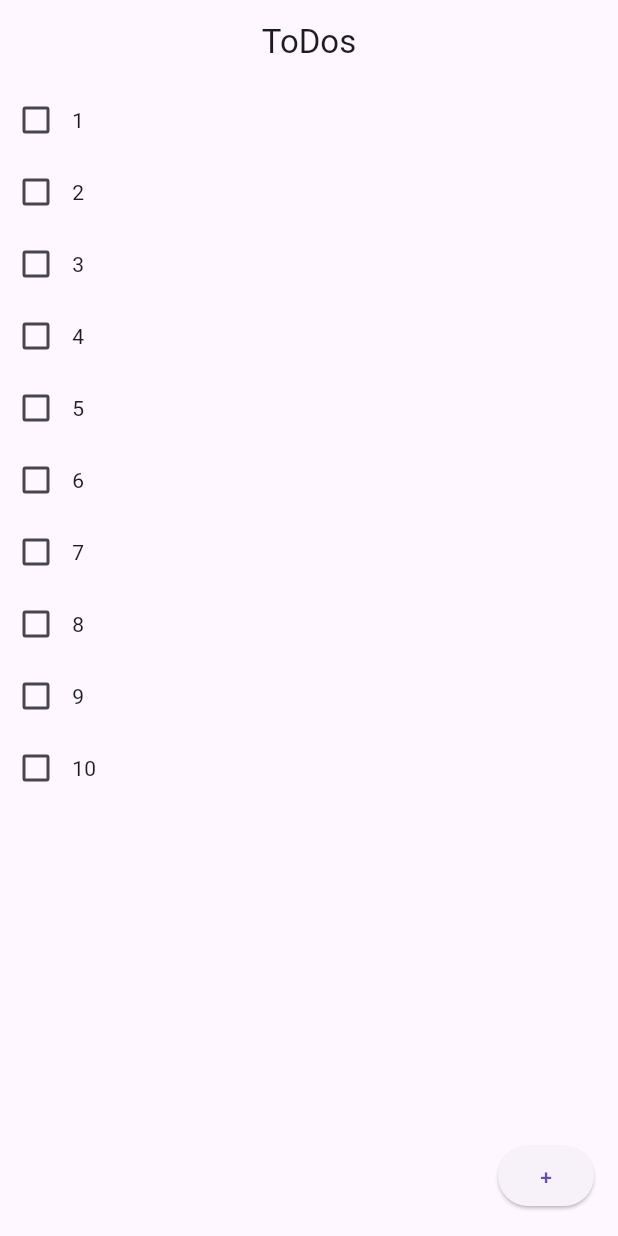
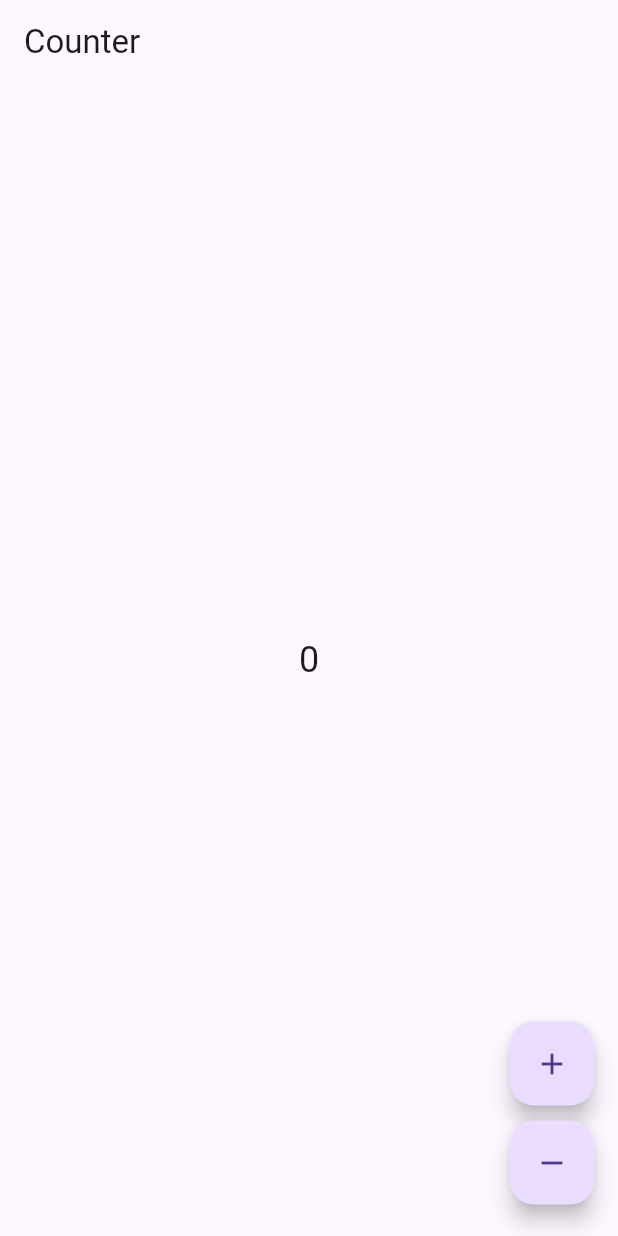
Before and after one commit to iSVDi/learning_flutter, a Flutter app: the screen it shows after launch, on a phone screen of 412 x 824 dp. Run offline on Flutter 3.47's test engine with Material 3 defaults, Android fonts, the phone set to English and light mode, and no system bars; our stand-ins replace flutter_bloc.

Commit message:
created counter with block

```diff
--- /dev/null
+++ b/lib/block/counter_bloc.dart
@@ -0,0 +1,35 @@
+import "package:flutter_bloc/flutter_bloc.dart";
+
+// * Events
+sealed class CounterEvent {}
+
+final class CounterIncrementPressed extends CounterEvent {}
+
+final class CounterDecrementPressed extends CounterEvent {}
+
+// * States
+sealed class CounterState {
+  final int counter;
+  const CounterState({required this.counter});
+}
+
+class InitialState extends CounterState {
+  const InitialState() : super(counter: 0);
+}
+
+class IncrementState extends CounterState {
+  const IncrementState(int increment) : super(counter: increment);
+}
+
+class DecrementState extends CounterState {
+  const DecrementState(int increment) : super(counter: increment);
+}
+
+class CounterBloc extends Bloc<CounterEvent, CounterState> {
+  CounterBloc() : super(const InitialState()) {
+    on<CounterIncrementPressed>(
+        (event, emit) => emit(IncrementState(state.counter + 1)));
+    on<CounterDecrementPressed>(
+        (event, emit) => emit(DecrementState(state.counter - 1)));
+  }
+}
--- /dev/null
+++ b/lib/block/counter_page.dart
@@ -0,0 +1,47 @@
+import "package:flutter/material.dart";
+import "package:flutter_bloc/flutter_bloc.dart";
+import "counter_bloc.dart";
+
+class CounterPage extends StatelessWidget {
+  @override
+  Widget build(BuildContext context) {
+    return Scaffold(
+        appBar: AppBar(title: const Text('Counter')),
+        body: _getBody(),
+        floatingActionButton: _getFloatingButtons(context));
+  }
+
+  Widget _getBody() {
+    return BlocBuilder<CounterBloc, CounterState>(
+      builder: (context, state) {
+        return Center(
+          child: Text(
+            "${state.counter}",
+            style: const TextStyle(fontSize: 24.0),
+          ),
+        );
+      },
+    );
+  }
+
+  Widget _getFloatingButtons(BuildContext context) {
+    return Column(
+        crossAxisAlignment: CrossAxisAlignment.end,
+        mainAxisAlignment: MainAxisAlignment.end,
+        children: [
+          _getFloatingButton(
+              context, const Icon(Icons.add), CounterIncrementPressed()),
+          _getFloatingButton(
+              context, const Icon(Icons.remove), CounterDecrementPressed())
+        ]);
+  }
+
+  Padding _getFloatingButton(
+      BuildContext context, Icon icon, CounterEvent event) {
+    return Padding(
+      padding: const EdgeInsets.symmetric(vertical: 5.0),
+      child: FloatingActionButton(
+          child: icon, onPressed: () => context.read<CounterBloc>().add(event)),
+    );
+  }
+}
--- a/lib/main.dart
+++ b/lib/main.dart
@@ -1,154 +1,19 @@
-import 'package:flutter/material.dart';
-// import 'package:flutter_bloc/flutter_bloc.dart';
+import "package:flutter/material.dart";
+import "package:flutter_application_1/block/counter_bloc.dart";
+import "package:flutter_application_1/block/counter_page.dart";
+import "package:flutter_bloc/flutter_bloc.dart";
 
-class Todo {
-  String title;
-  bool isDone = false;
-  Todo(this.title);
-}
 
-void main() {
-  runApp(MaterialApp(
-      home: ToDoList([
-    Todo("1"),
-    Todo("2"),
-    Todo("3"),
-    Todo("4"),
-    Todo("5"),
-    Todo("6"),
-    Todo("7"),
-    Todo("8"),
-    Todo("9"),
-    Todo("10")
-  ])));
-}
+void main() => runApp(CounterApp());
 
-class ToDoList extends StatefulWidget {
-  List<Todo> todos = [];
-
-  ToDoList(this.todos, {super.key});
-
-  @override
-  State<ToDoList> createState() => _TodoListState();
-}
-
-class _TodoListState extends State<ToDoList> {
-  bool isPresentAlertDialog = false;
-
+class CounterApp extends StatelessWidget {
   @override
   Widget build(BuildContext context) {
-    return Scaffold(
-        appBar: _getAppBar(),
-        body: _getBody(),
-        floatingActionButton: _getAddNewTodoButton());
-  }
-
-  void sortTodos() {
-    setState(() {
-      widget.todos.sort((a, b) {
-        if (a.isDone && !b.isDone) {
-          return 1; // b come before a
-        }
-        return -1; // a come before b
-      });
-    });
-  }
-
-  void insertNewTodo(Todo todo) {
-    var indexFirstDoneTodo =
-        widget.todos.indexWhere((element) => element.isDone);
-
-    // there isn't done todo
-    if (indexFirstDoneTodo == -1) {
-      widget.todos.add(todo);
-    } else {
-      widget.todos.insert(indexFirstDoneTodo, todo);
-    }
-  }
-
-  AppBar _getAppBar() {
-    return AppBar(
-      title: const Center(
-        child: Text("ToDos"),
+    return MaterialApp(
+      home: BlocProvider(
+        create: (_) => CounterBloc(),
+        child: CounterPage(),
       ),
     );
   }
-
-  Widget _getBody() {
-    if (isPresentAlertDialog) {
-      return AlertDialog(
-        title: const Text("Input your task"),
-        content: _getAlertDialog(),
-      );
-    }
-    return _getListTodos();
-  }
-
-  Container _getAlertDialog() {
-    return Container(
-      width: 100,
-      child: TextField(
-        onSubmitted: (String? value) {
-          setState(() {
-            if (value != null) {
-              insertNewTodo(Todo(value));
-            }
-            isPresentAlertDialog = false;
-          });
-        },
-      ),
-    );
-  }
-
-  ListView _getListTodos() {
-    return ListView(
-        children: widget.todos.map((todo) {
-      return ToDoItem(todo, sortTodos);
-    }).toList());
-  }
-
-  ElevatedButton _getAddNewTodoButton() {
-    return ElevatedButton(
-        onPressed: () {
-          setState(() {
-            isPresentAlertDialog = true;
-          });
-        },
-        child: const Text("+"));
-  }
 }
-
-class ToDoItem extends StatefulWidget {
-  final Todo data;
-  final Function handleChangeCompleteState;
-  const ToDoItem(this.data, this.handleChangeCompleteState, {super.key});
-
-  @override
-  State<ToDoItem> createState() => _ToDoItemState();
-}
-
-class _ToDoItemState extends State<ToDoItem> {
-  @override
-  Widget build(BuildContext context) {
-    return Row(children: [_getCheckBox(), _getTextWidget()]);
-  }
-
-  Checkbox _getCheckBox() {
-    return Checkbox(
-        checkColor: Colors.blue,
-        value: widget.data.isDone,
-        onChanged: (bool? value) {
-          setState(() {
-            widget.data.isDone = value ?? false;
-            widget.handleChangeCompleteState();
-          });
-        });
-  }
-
-  Text _getTextWidget() {
-    var style = widget.data.isDone
-        ? const TextStyle(decoration: TextDecoration.lineThrough)
-        : null;
-    return Text(widget.data.title, style: style);
-  }
-}
```
